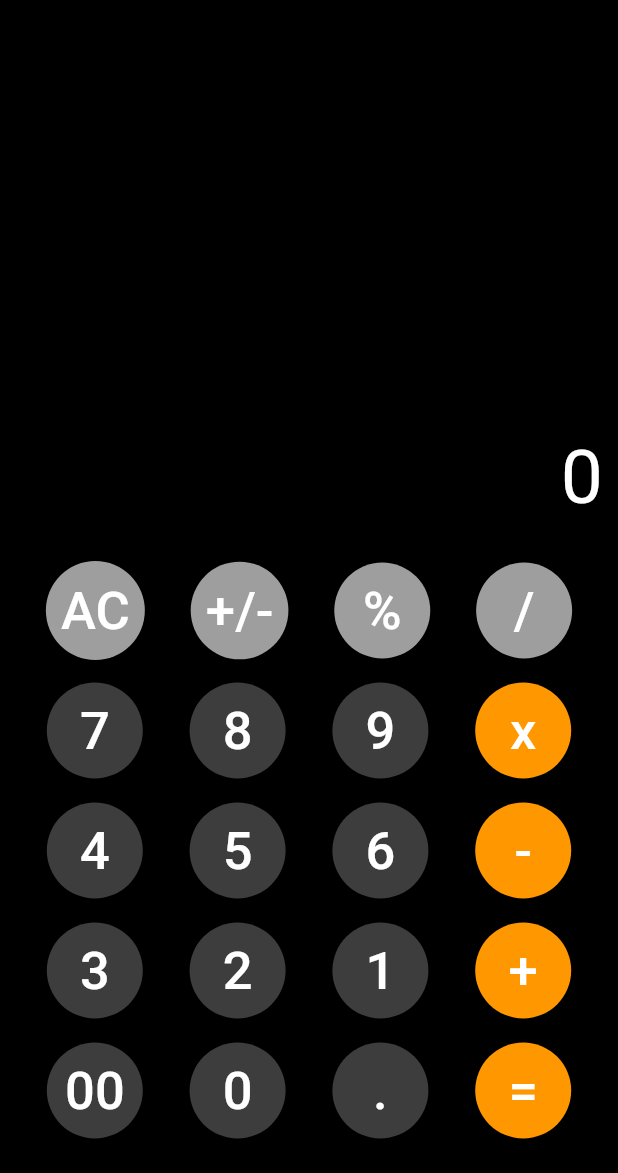
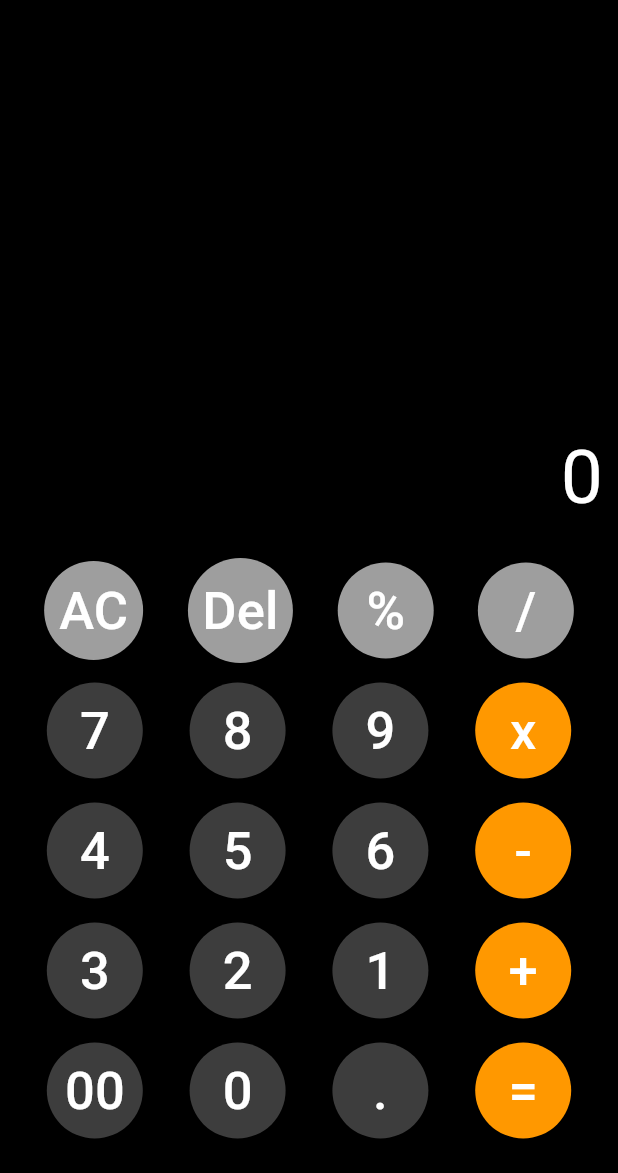
Before and after one commit to u4ia-abhra/Calculator, a Flutter app: the screen it shows after launch, on a phone screen of 412 x 824 dp, the part 63-1236 px from its top. Run offline on Flutter 3.47's test engine with Material 3 defaults, Android fonts, the phone set to English and light mode, and no system bars; our stand-ins replace math_expressions.

Commit message:
Update main.dart

```diff
--- a/lib/main.dart
+++ b/lib/main.dart
@@ -51,7 +51,13 @@ class _MyHomePageState extends State<MyHomePage> {
     setState(() {
       if (value == 'AC') {
         displayText = '0';
-      } else if (value == '=') {
+      }
+      else if (value == 'Del') {
+        if (displayText.isNotEmpty) {
+          displayText = displayText.substring(0, displayText.length - 1);
+        }
+      }
+      else if (value == '=') {
         try {
           displayText = _evaluateExpression(displayText);
         } catch (e) {
@@ -128,7 +134,7 @@ class _MyHomePageState extends State<MyHomePage> {
             mainAxisAlignment: MainAxisAlignment.spaceEvenly,
             children: <Widget>[
               calcbutton('AC', Colors.grey, Colors.white),
-              calcbutton('+/-', Colors.grey, Colors.white),
+              calcbutton('Del', Colors.grey, Colors.white),
               calcbutton('%', Colors.grey, Colors.white),
               calcbutton('/', Colors.grey, Colors.white),
             ],
@@ -160,9 +166,6 @@ class _MyHomePageState extends State<MyHomePage> {
                   '5', const Color.fromARGB(255, 61, 61, 61), Colors.white),
               calcbutton(
                   '6', const Color.fromARGB(255, 61, 61, 61), Colors.white),
-              // calcbutton('4',Colors.grey,Colors.white),
-              // calcbutton('5',Colors.grey,Colors.white),
-              // calcbutton('6',Colors.grey,Colors.white),
               calcbutton('-', Colors.orange, Colors.white),
             ],
           ),
@@ -178,9 +181,6 @@ class _MyHomePageState extends State<MyHomePage> {
                   '2', const Color.fromARGB(255, 61, 61, 61), Colors.white),
               calcbutton(
                   '1', const Color.fromARGB(255, 61, 61, 61), Colors.white),
-              // calcbutton('3',Colors.grey,Colors.white),
-              // calcbutton('2',Colors.grey,Colors.white),
-              // calcbutton('1',Colors.grey,Colors.white),
               calcbutton('+', Colors.orange, Colors.white),
             ],
           ),
@@ -196,9 +196,6 @@ class _MyHomePageState extends State<MyHomePage> {
                   '0', const Color.fromARGB(255, 61, 61, 61), Colors.white),
               calcbutton(
                   '.', const Color.fromARGB(255, 61, 61, 61), Colors.white),
-              // calcbutton('00',Colors.grey,Colors.white),
-              // calcbutton('0',Colors.grey,Colors.white),
-              // calcbutton('.',Colors.grey,Colors.white),
               calcbutton('=', Colors.orange, Colors.white),
             ],
           ),
```
